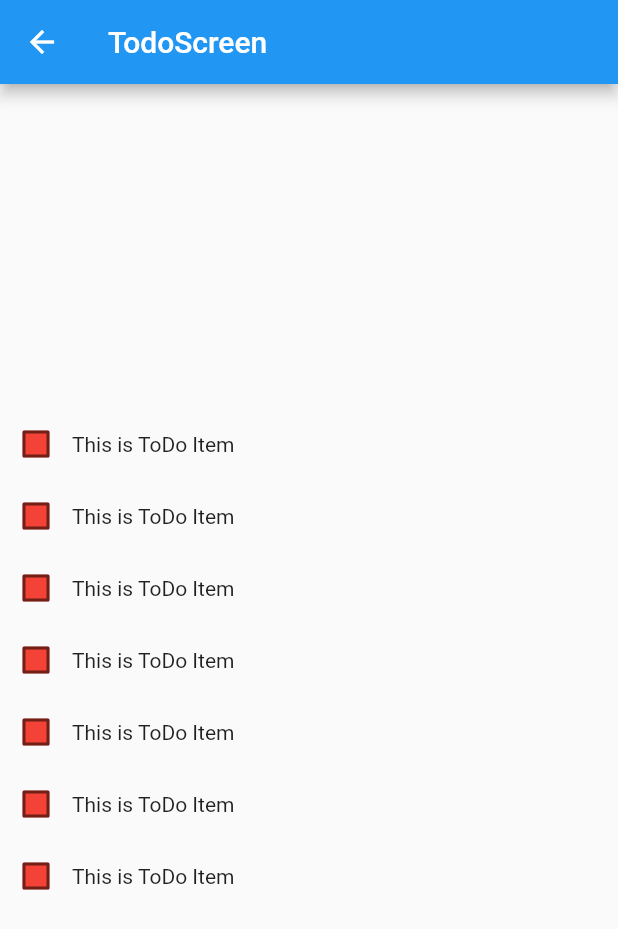
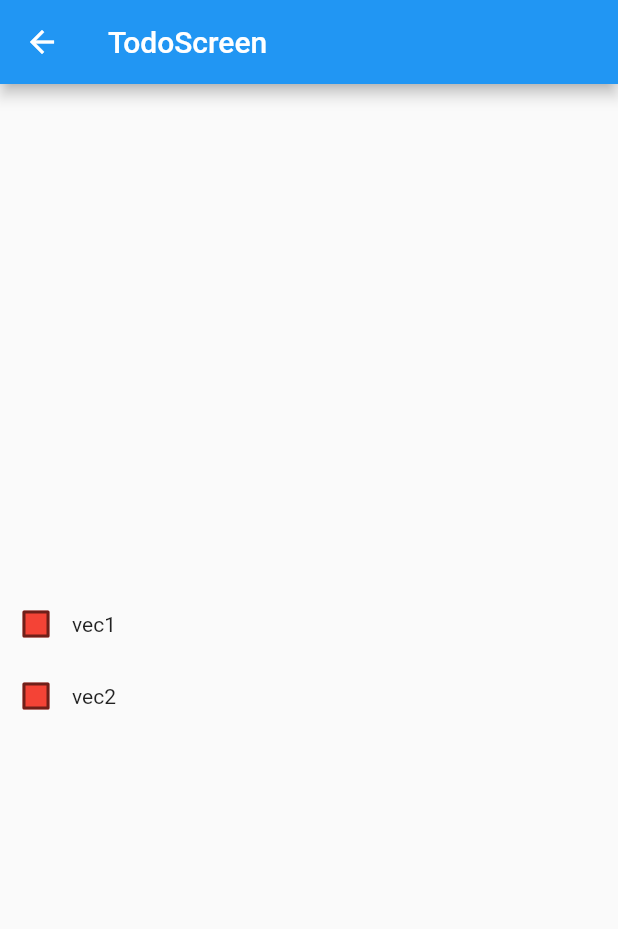
Before and after one commit to flutter-kurz-2/treti_lekce, a Flutter app: the TodoScreen screen opened directly, on a phone screen of 412 x 824 dp. Shown: the top 929 px of the screen. Run offline on Flutter 3.47's test engine with Material 2 defaults, Android fonts, the light colour scheme and no system bars.

Commit message:
todolist - políčka

```diff
--- a/lib/screens/todo_screen.dart
+++ b/lib/screens/todo_screen.dart
@@ -22,13 +22,8 @@ class _TodoScreenState extends State<TodoScreen> {
         child: Column(
           mainAxisAlignment: MainAxisAlignment.center,
           children: <Widget>[
-            TodoItem(),
-            TodoItem(),
-            TodoItem(),
-            TodoItem(),
-            TodoItem(),
-            TodoItem(),
-            TodoItem(),
+            TodoItem(title:"vec1"),
+            TodoItem(title:"vec2"),
           ],
         ),
       ),
--- a/lib/widgets/todo_item.dart
+++ b/lib/widgets/todo_item.dart
@@ -2,7 +2,8 @@ import 'package:flutter/material.dart';
 import 'package:treti_lekce/widgets/checkbox.dart';
 
 class TodoItem extends StatefulWidget {
-  const TodoItem({Key? key}) : super(key: key);
+  final String title;
+  TodoItem({Key? key, required this.title}) : super(key: key);
 
   @override
   State<TodoItem> createState() => _TodoItemState();
@@ -16,7 +17,7 @@ class _TodoItemState extends State<TodoItem> {
     return Row(
       children: [
         CustomCheckbox(),
-        Text("This is ToDo Item"),
+        Text(widget.title),
       ],
     );
   }
```
